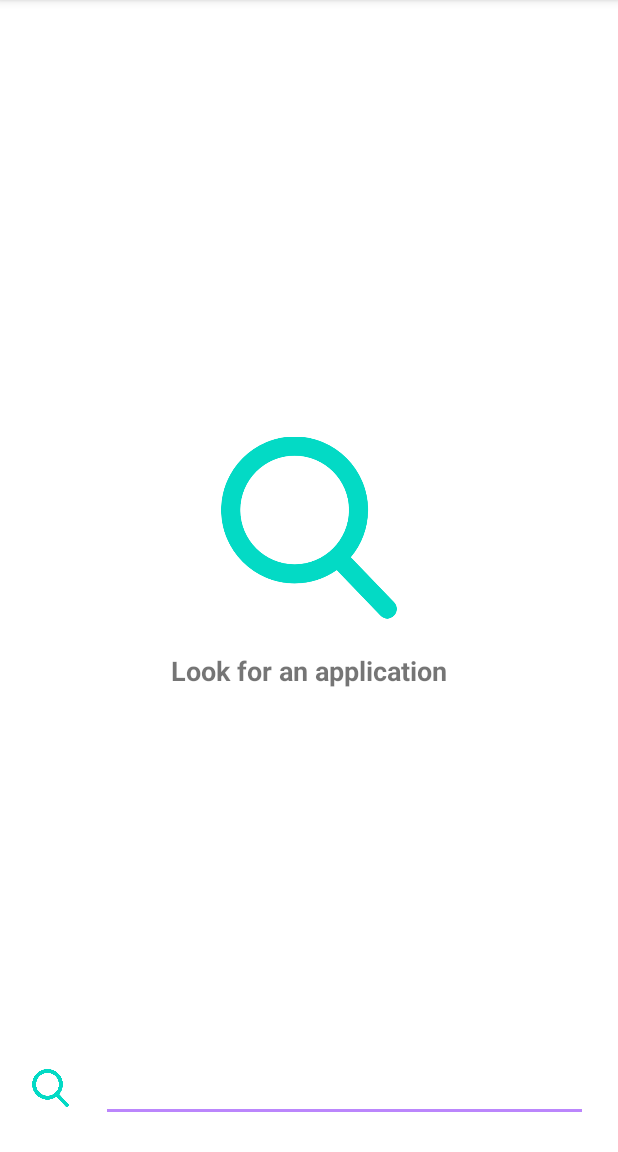
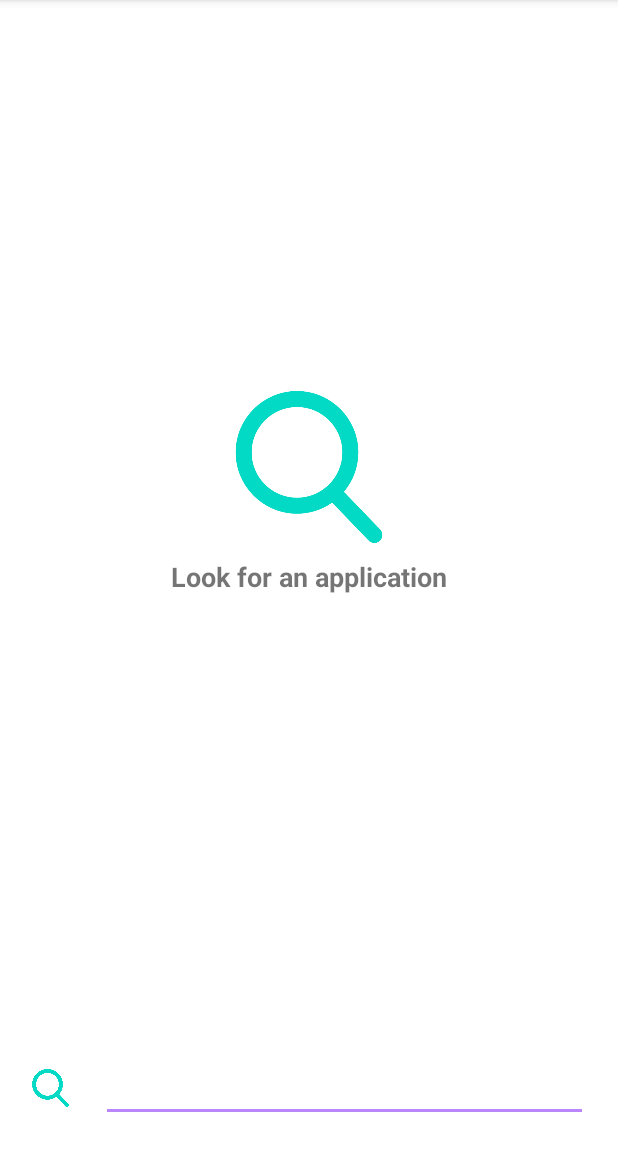
Before and after one commit to jonathanklee/Sapio, an Android app: the fragment SearchFragment shown on its own in the app's theme, on a phone screen of 412 x 824 dp, the part 84-1236 px from its top. Run offline under Robolectric (Android 15) with nearby library versions, the phone set to English and light mode, and no system bars; our stand-ins replace Dagger/Hilt's generated code; libraries missing offline, so code that uses them is left out: com.parse; 1 statement that could not run was skipped.

Commit message:
Recenter SearchFragment design

```diff
--- a/app/src/main/res/layout/fragment_search.xml
+++ b/app/src/main/res/layout/fragment_search.xml
@@ -44,25 +44,25 @@
 
     <ImageView
         android:id="@+id/searchIconBig"
-        android:layout_width="121dp"
-        android:layout_height="126dp"
+        android:layout_width="125dp"
+        android:layout_height="101dp"
         android:src="@drawable/search"
-        app:layout_constraintBottom_toTopOf="@+id/editTextSearch"
+        android:layout_margin="10dp"
+        app:layout_constraintBottom_toTopOf="@+id/searchLabel"
         app:layout_constraintEnd_toEndOf="parent"
         app:layout_constraintStart_toStartOf="parent"
-        app:layout_constraintTop_toTopOf="parent"
         app:tint="@color/teal_200" />
 
     <TextView
         android:id="@+id/searchLabel"
-        android:textStyle="bold"
-        android:textSize="18sp"
-        android:layout_margin="20dp"
         android:layout_width="wrap_content"
         android:layout_height="wrap_content"
         android:text="Look for an application"
-        app:layout_constraintEnd_toEndOf="@+id/searchIconBig"
-        app:layout_constraintStart_toStartOf="@+id/searchIconBig"
-        app:layout_constraintTop_toBottomOf="@+id/searchIconBig" />
+        android:textSize="18sp"
+        android:textStyle="bold"
+        app:layout_constraintBottom_toBottomOf="parent"
+        app:layout_constraintEnd_toEndOf="@+id/recyclerView"
+        app:layout_constraintStart_toStartOf="parent"
+        app:layout_constraintTop_toTopOf="parent" />
 
 </androidx.constraintlayout.widget.ConstraintLayout>
```
Also changed, not shown: 1 other file.
